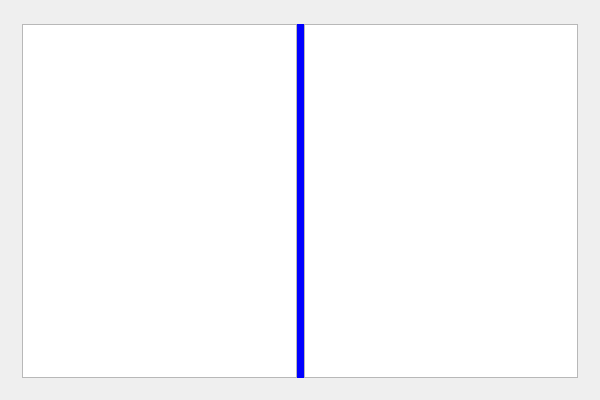
zer0main/battleship, file src/view/battleship/mainwindow.ui: the form before one commit.
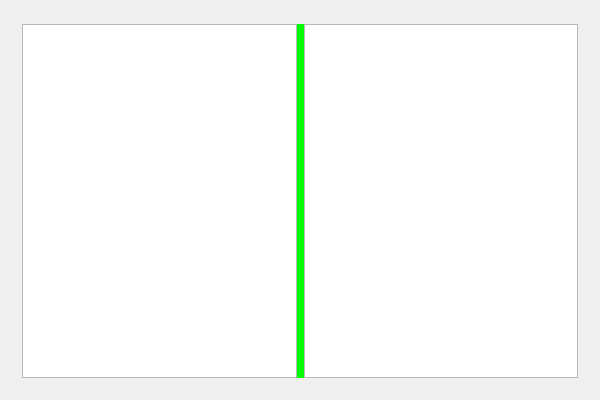
The form after the commit. The open tabs and pages were chosen to show the change.

Commit message: Change design of gamepage

Patch:
```diff
--- a/src/view/battleship/mainwindow.ui
+++ b/src/view/battleship/mainwindow.ui
@@ -299,7 +299,8 @@
           <item>
            <widget class="QLabel" name="label_4">
             <property name="styleSheet">
-             <string notr="true">background-color: rgb(0, 0, 255);</string>
+             <string notr="true">background-color: rgb(0, 0, 255);
+background-color: rgb(0, 255, 0);</string>
             </property>
             <property name="text">
              <string/>
```
Left out of the diff: 3 changed lines with no effect on the pictures.
